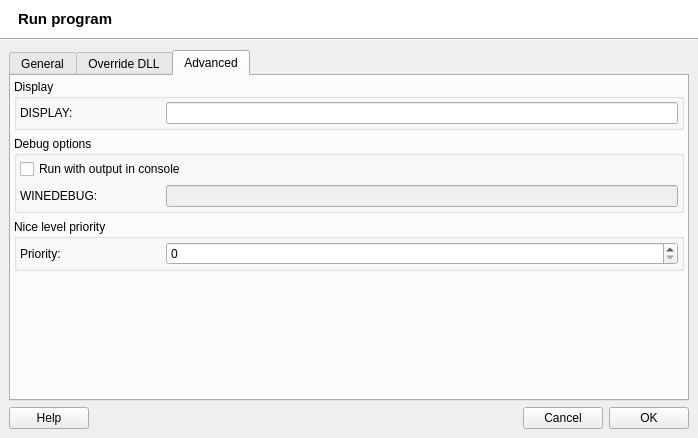
Above: src/q4wine-gui/uis/Run.ui from brezerk/q4wine before the change. Below: the same form after it.
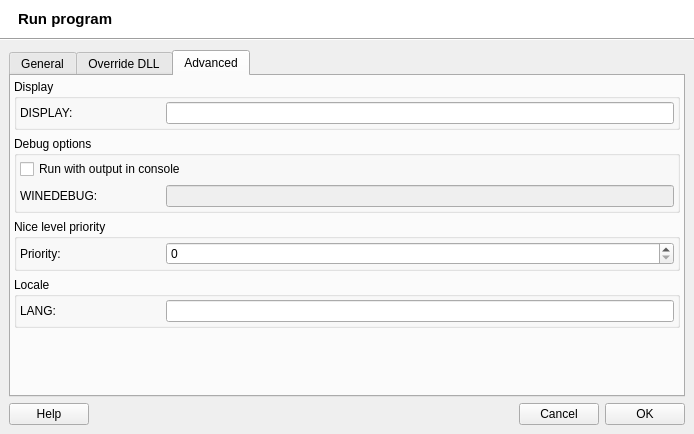
That is the form after the change. The open tabs and pages were chosen to show the change. Icons and pictures are not drawn.

Commit message: Implementation for Feature Requests #3144001 "locale support";

The edit to the form file:
```diff
--- a/src/q4wine-gui/uis/Run.ui
+++ b/src/q4wine-gui/uis/Run.ui
@@ -6,8 +6,8 @@
    <rect>
     <x>0</x>
     <y>0</y>
-    <width>698</width>
-    <height>438</height>
+    <width>694</width>
+    <height>434</height>
    </rect>
   </property>
   <property name="minimumSize">
@@ -780,6 +780,52 @@
             </layout>
            </widget>
           </item>
+          <item>
+           <widget class="QGroupBox" name="groupBox_10">
+            <property name="title">
+             <string>Locale</string>
+            </property>
+            <layout class="QVBoxLayout" name="_5">
+             <property name="spacing">
+              <number>2</number>
+             </property>
+             <property name="margin">
+              <number>3</number>
+             </property>
+             <item>
+              <widget class="QWidget" name="widget_10" native="true">
+               <layout class="QHBoxLayout" name="_6">
+                <property name="margin">
+                 <number>0</number>
+                </property>
+                <item>
+                 <widget class="QLabel" name="label_11">
+                  <property name="minimumSize">
+                   <size>
+                    <width>140</width>
+                    <height>0</height>
+                   </size>
+                  </property>
+                  <property name="maximumSize">
+                   <size>
+                    <width>140</width>
+                    <height>16777215</height>
+                   </size>
+                  </property>
+                  <property name="text">
+                   <string notr="true">LANG:</string>
+                  </property>
+                 </widget>
+                </item>
+                <item>
+                 <widget class="QLineEdit" name="txtEnvLang"/>
+                </item>
+               </layout>
+              </widget>
+             </item>
+            </layout>
+           </widget>
+          </item>
           <item>
            <spacer>
             <property name="orientation">
```
Left out of the diff: 4 changed lines with no effect on the pictures. The commit also changes 24 other files.
